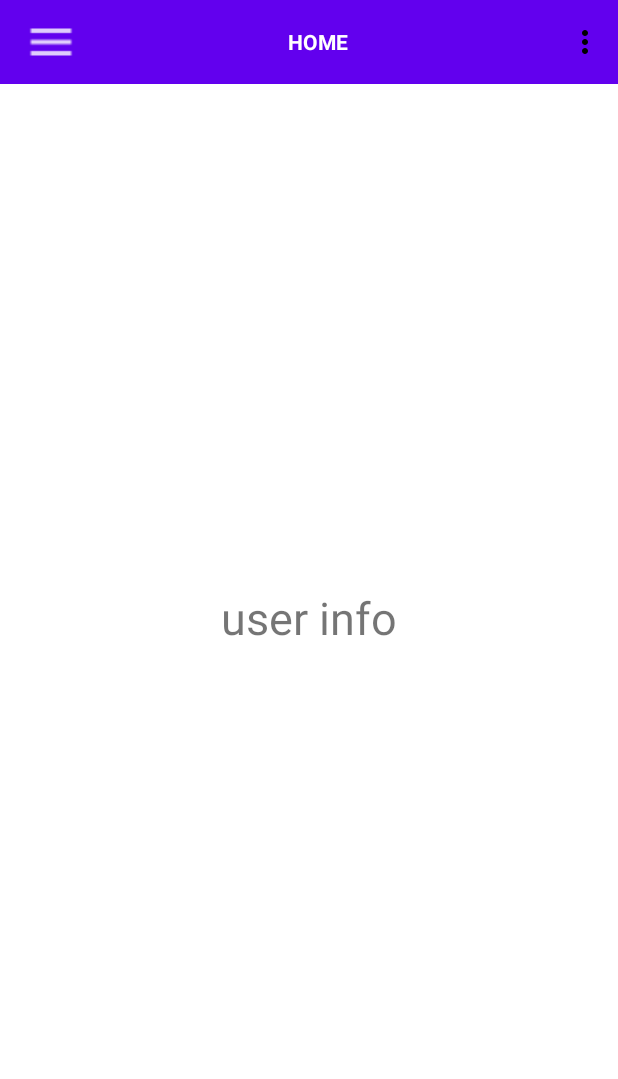
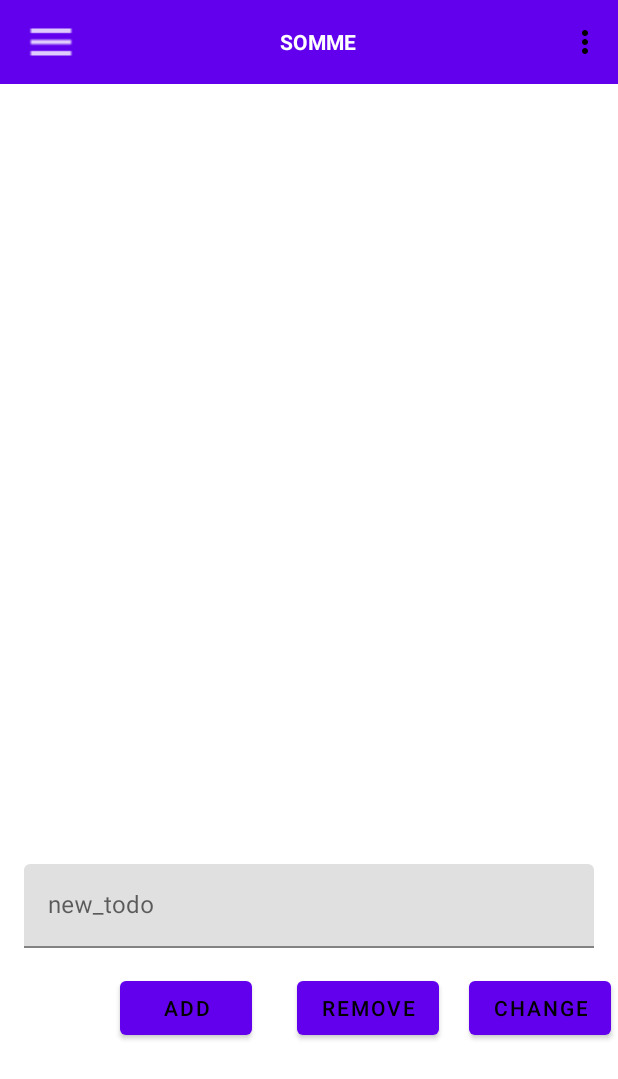
Before and after one commit to khalilkml/math, an Android app: the MainActivity screen opened directly, with no data from a screen before it, in the options menu, after a tap on "more apps", on a phone screen of 412 x 824 dp. Shown: the top 1079 px of the screen. Run offline under Robolectric (Android 15) with nearby library versions, the phone set to English and light mode, and no system bars; our stand-ins replace navigation-ui.

Commit message:
change idea of math app into to do list including note and some other things,a sqlite db has added with a task manager and helper and a task contract with 2 buttons of add task and remove still didn't add the change method in the task manager class

```diff
--- a/app/src/main/AndroidManifest.xml
+++ b/app/src/main/AndroidManifest.xml
@@ -11,7 +11,7 @@
         android:dataExtractionRules="@xml/data_extraction_rules"
         android:fullBackupContent="@xml/backup_rules"
         android:icon="@mipmap/ic_launcher"
-        android:label="Genie"
+        android:label="@string/genie"
         android:roundIcon="@mipmap/ic_launcher_round"
         android:supportsRtl="true"
         android:theme="@style/Theme.Math"
--- /dev/null
+++ b/app/src/main/java/com/example/math/Home.java
@@ -0,0 +1,53 @@
+package com.example.math;
+
+import android.os.Bundle;
+import android.view.LayoutInflater;
+import android.view.View;
+import android.view.ViewGroup;
+import android.widget.Button;
+import android.widget.ImageView;
+
+import androidx.annotation.NonNull;
+import androidx.fragment.app.Fragment;
+
+
+
+public class Home extends Fragment {
+
+    ImageView my_organizer;
+    Button but2;
+
+    public Home() {
+    }
+
+    public static Home newInstance() {
+        Home fragment = new Home();
+        return fragment;
+    }
+
+    @Override
+    public void onCreate(Bundle savedInstanceState) {
+        super.onCreate(savedInstanceState);
+    }
+
+    @Override
+    public View onCreateView(LayoutInflater inflater, ViewGroup container,
+                             Bundle savedInstanceState) {
+        return inflater.inflate(R.layout.fragment_home, container, false);
+    }
+
+    @Override
+    public void onViewCreated(@NonNull View view, Bundle savedInstanceState) {
+        super.onViewCreated(view, savedInstanceState);
+        my_organizer = view.findViewById(R.id.my_organizer);
+
+        MainActivity mainActivity = (MainActivity) getActivity();
+
+
+        my_organizer.setOnClickListener(view1 -> {
+            // Call the switchFragment function
+            mainActivity.changeToFragment(R.id.somme);
+        });
+
+    }
+}
--- a/app/src/main/java/com/example/math/Login.java
+++ b/app/src/main/java/com/example/math/Login.java
@@ -90,7 +90,7 @@ public class Login extends AppCompatActivity {
             progressBar.setVisibility(View.VISIBLE);
             mAuth.signInWithEmailAndPassword(Semail, Spassword).addOnCompleteListener(task -> {
                 if (task.isSuccessful()) {
-                    if (user.isEmailVerified()) {
+                    //if (user.isEmailVerified()) {
                     progressBar.setVisibility(View.GONE);
                     Toast.makeText(this, "Login successfully!", Toast.LENGTH_SHORT).show();
                     SharedPreferences sharedPreferences = getSharedPreferences(Login.PREFS_NAME, 0);
@@ -99,11 +99,11 @@ public class Login extends AppCompatActivity {
                     editor.apply();
                     startActivity(new Intent(Login.this, MainActivity.class));
                     finish();
-                    } else {
+                /*} else {
                     user.sendEmailVerification();
                     check.setText("Check your email to verify it.");
                     check.setTextColor(getResources().getColor(R.color.green));
-                    }
+                    }*/
                 } else {
                     progressBar.setVisibility(View.GONE);
                     Toast.makeText(Login.this, "" + task.getException(), Toast.LENGTH_LONG).show();
--- a/app/src/main/java/com/example/math/MainActivity.java
+++ b/app/src/main/java/com/example/math/MainActivity.java
@@ -24,6 +24,7 @@ import com.google.android.material.navigation.NavigationView;
 public class MainActivity extends AppCompatActivity {
 
     private Toolbar topAppBar;
+    NavController navController;
 
     public MainActivity() {
     }
@@ -40,23 +41,24 @@ public class MainActivity extends AppCompatActivity {
         final DrawerLayout navigation_icon =findViewById(R.id.drawerLayout);
         findViewById(R.id.navigation_up).setOnClickListener(view -> navigation_icon.openDrawer(GravityCompat.START));
 
-        NavigationView navigation_iconst =findViewById(R.id.navigation_icons);
-        navigation_iconst.setItemIconTintList(null);
+        NavigationView navigation_icons =findViewById(R.id.navigation_icons);
+        navigation_icons.setItemIconTintList(null);
 
-        NavController navController = Navigation.findNavController(this, R.id.navHostFragment);
-        NavigationUI.setupWithNavController(navigation_iconst ,navController);
+        navController = Navigation.findNavController(this, R.id.navHostFragment);
+        NavigationUI.setupWithNavController(navigation_icons ,navController);
 
         final TextView textTitle = findViewById(R.id.layout_title);
 
-        navController.addOnDestinationChangedListener(new NavController.OnDestinationChangedListener() {
-            @Override
-            public void onDestinationChanged(@NonNull NavController Controller, @NonNull NavDestination destination, @Nullable Bundle bundle) {
-                textTitle.setText(destination.getLabel());
-            }
-        });
+        navController.addOnDestinationChangedListener((Controller, destination, bundle) -> textTitle.setText(destination.getLabel()));
+
+
+
 
     }
-
+    public void changeToFragment(int itemId) {
+        navController = Navigation.findNavController(this, R.id.navHostFragment);
+        navController.navigate(itemId);
+    }
 
     @Override
     public boolean onCreateOptionsMenu(Menu menu) {
--- a/app/src/main/java/com/example/math/Somme.java
+++ b/app/src/main/java/com/example/math/Somme.java
@@ -1,20 +1,36 @@
 package com.example.math;
 
+import android.content.DialogInterface;
+import android.content.Intent;
 import android.os.Bundle;
 
+import androidx.annotation.NonNull;
+import androidx.appcompat.app.AlertDialog;
 import androidx.fragment.app.Fragment;
 
+import android.text.TextUtils;
+import android.util.Log;
 import android.view.LayoutInflater;
 import android.view.View;
 import android.view.ViewGroup;
 
+import android.widget.AdapterView;
+import android.widget.ArrayAdapter;
+import android.widget.Button;
+import android.widget.EditText;
+import android.widget.ListView;
+import android.widget.Toast;
+
+import java.util.ArrayList;
+
 public class Somme extends Fragment {
 
-    public Somme() {}
+    public TaskManager taskManager;
 
     @Override
     public void onCreate(Bundle savedInstanceState) {
         super.onCreate(savedInstanceState);
+        taskManager = new TaskManager(requireContext());
     }
 
     @Override
@@ -22,4 +38,119 @@ public class Somme extends Fragment {
                              Bundle savedInstanceState) {
         return inflater.inflate(R.layout.fragment_somme, container, false);
     }
+
+    @Override
+    public void onViewCreated(@NonNull View view, Bundle savedInstanceState) {
+        super.onViewCreated(view, savedInstanceState);
+
+        // Initialize views and data structures
+        EditText taskInput = view.findViewById(R.id.add_task);
+        Button addButton = view.findViewById(R.id.addButton);
+        Button remove = view.findViewById(R.id.remove);
+        Button change = view.findViewById(R.id.change);
+        ListView taskList = view.findViewById(R.id.todoList);
+        ArrayAdapter adapter = new ArrayAdapter<>(requireContext(), android.R.layout.simple_list_item_1, new ArrayList<>(taskManager.getTasks()));
+        taskList.setAdapter(adapter);
+
+        // Set up click listener for "Add" button
+        addButton.setOnClickListener(new View.OnClickListener() {
+            @Override
+            public void onClick(View v) {
+                String task = taskInput.getText().toString().trim();
+                if (!task.isEmpty()) {
+
+                    taskManager.addTask(task);
+                    adapter.clear();
+                    adapter.addAll(taskManager.getTasks());
+                    taskInput.setText("");
+                    Log.d("Somme Fragment", "Added task: " + task);
+                }
+            }
+        });
+        taskList.setChoiceMode(ListView.CHOICE_MODE_SINGLE);
+
+        // Add a listener to the Remove button
+        remove.setOnClickListener(new View.OnClickListener() {
+            @Override
+            public void onClick(View v) {
+                int position = taskList.getCheckedItemPosition();
+                if (position != ListView.INVALID_POSITION) {
+                    String task = (String) taskList.getItemAtPosition(position);
+                    taskManager.removeTask(task);
+                    Log.d("TaskManager", "Selected task: " + task);
+                    adapter.remove(task);
+                    taskList.clearChoices();
+                }else{
+                    System.out.println("not");
+                }
+            }
+        });
+
+        change.setOnClickListener(new View.OnClickListener() {
+            @Override
+            public void onClick(View v) {
+                int position = taskList.getCheckedItemPosition();
+                if (position != ListView.INVALID_POSITION) {
+                    String task = (String) taskList.getItemAtPosition(position);
+
+                    // Create a dialog to get the new task name
+                    AlertDialog.Builder builder = new AlertDialog.Builder(getActivity());
+                    builder.setTitle("Change Task");
+
+                    // Add a text input to the dialog
+                    final EditText input = new EditText(getActivity());
+                    input.setText(task);
+                    builder.setView(input);
+
+                    // Set the positive button action to change the task
+                    builder.setPositiveButton("Change", new DialogInterface.OnClickListener() {
+                        @Override
+                        public void onClick(DialogInterface dialog, int which) {
+                            String newTask = input.getText().toString();
+                            taskManager.changeTask(task, newTask);
+                            adapter.remove(task);
+                            adapter.insert(newTask, position);
+                            taskList.setItemChecked(position, false);
+                            taskList.setItemChecked(adapter.getPosition(newTask), true);
+                        }
+                    });
+
+                    // Set the negative button action to cancel the dialog
+                    builder.setNegativeButton("Cancel", new DialogInterface.OnClickListener() {
+                        @Override
+                        public void onClick(DialogInterface dialog, int which) {
+                            dialog.cancel();
+                        }
+                    });
+
+                    // Show the dialog
+                    builder.show();
+                } else {
+                    // No item is selected in the list
+                    Toast.makeText(MainActivity.this, "Please select a task to change", Toast.LENGTH_SHORT).show();
+                }
+            }
+        });
+
+        // Add a listener to the ListView
+        taskList.setOnItemClickListener(new AdapterView.OnItemClickListener() {
+            @Override
+            public void onItemClick(AdapterView<?> parent, View view, int position, long id) {
+                taskList.setItemChecked(position, true);
+            }
+        });
+
+
+        // Set up long click listener for list items to delete tasks
+        /*taskList.setOnItemLongClickListener(new AdapterView.OnItemLongClickListener() {
+            @Override
+            public boolean onItemLongClick(AdapterView<?> parent, View view, int position, long id) {
+                String task = (String) parent.getItemAtPosition(position);
+                taskManager.removeTask(task);
+                adapter.clear();
+                adapter.addAll(taskManager.getTasks());
+                return true;
+            }
+        });*/
+    }
 }
--- /dev/null
+++ b/app/src/main/java/com/example/math/TaskDbHelper.java
@@ -0,0 +1,31 @@
+package com.example.math;
+
+import android.content.Context;
+import android.database.sqlite.SQLiteDatabase;
+import android.database.sqlite.SQLiteOpenHelper;
+
+public class TaskDbHelper extends SQLiteOpenHelper {
+    private static final int DATABASE_VERSION = 1;
+    private static final String DATABASE_NAME = "tasks.db";
+
+    private static final String SQL_CREATE_ENTRIES =
+            "CREATE TABLE " + TaskContract.TaskEntry.TABLE_NAME + " (" +
+                    TaskContract.TaskEntry._ID + " INTEGER PRIMARY KEY," +
+                    TaskContract.TaskEntry.COLUMN_NAME_TASK + " TEXT)";
+
+    private static final String SQL_DELETE_ENTRIES =
+            "DROP TABLE IF EXISTS " + TaskContract.TaskEntry.TABLE_NAME;
+
+    public TaskDbHelper(Context context) {
+        super(context, DATABASE_NAME, null, DATABASE_VERSION);
+    }
+
+    public void onCreate(SQLiteDatabase db) {
+        db.execSQL(SQL_CREATE_ENTRIES);
+    }
+
+    public void onUpgrade(SQLiteDatabase db, int oldVersion, int newVersion) {
+        db.execSQL(SQL_DELETE_ENTRIES);
+        onCreate(db);
+    }
+}
--- /dev/null
+++ b/app/src/main/java/com/example/math/TaskManager.java
@@ -0,0 +1,62 @@
+package com.example.math;
+
+import android.content.Context;
+import android.content.SharedPreferences;
+
+import java.util.HashSet;
+import java.util.LinkedHashSet;
+import java.util.Set;
+
+import android.content.ContentValues;
+import android.content.Context;
+import android.database.Cursor;
+import android.database.sqlite.SQLiteDatabase;
+import android.util.Log;
+
+import java.util.HashSet;
+import java.util.Set;
+
+public class TaskManager {
+
+    private TaskDbHelper dbHelper;
+
+    public TaskManager(Context context) {
+        dbHelper = new TaskDbHelper(context);
+    }
+
+    public void addTask(String task) {
+        SQLiteDatabase db = dbHelper.getWritableDatabase();
+        ContentValues values = new ContentValues();
+        values.put(TaskContract.TaskEntry.COLUMN_NAME_TASK, task);
+        db.insert(TaskContract.TaskEntry.TABLE_NAME, null, values);
+        Log.d("TaskManager", "Added task: " + task);
+    }
+
+    public void removeTask(String task) {
+        SQLiteDatabase db = dbHelper.getWritableDatabase();
+        db.delete(TaskContract.TaskEntry.TABLE_NAME, TaskContract.TaskEntry.COLUMN_NAME_TASK + " = ?", new String[]{task});
+    }
+
+    public Set<String> getTasks() {
+        SQLiteDatabase db = dbHelper.getReadableDatabase();
+        String[] projection = {TaskContract.TaskEntry.COLUMN_NAME_TASK};
+        Cursor cursor = db.query(
+                TaskContract.TaskEntry.TABLE_NAME,
+                projection,
+                null,
+                null,
+                null,
+                null,
+                TaskContract.TaskEntry.COLUMN_NAME_TASK + " ASC" // Order tasks by ascending order of their names
+        );
+        Set<String> tasks = new LinkedHashSet<>(); // Use LinkedHashSet to maintain the order of insertion
+        while (cursor.moveToNext()) {
+            String task = cursor.getString(cursor.getColumnIndexOrThrow(TaskContract.TaskEntry.COLUMN_NAME_TASK));
+            tasks.add(task);
+        }
+        cursor.close();
+        return tasks;
+    }
+
+
+}
--- a/app/src/main/java/com/example/math/user_info.java
+++ /dev/null
@@ -1,64 +0,0 @@
-package com.example.math;
-
-import android.os.Bundle;
-
-import androidx.fragment.app.Fragment;
-
-import android.view.LayoutInflater;
-import android.view.View;
-import android.view.ViewGroup;
-
-/**
- * A simple {@link Fragment} subclass.
- * Use the {@link user_info#newInstance} factory method to
- * create an instance of this fragment.
- */
-public class user_info extends Fragment {
-
-    // TODO: Rename parameter arguments, choose names that match
-    // the fragment initialization parameters, e.g. ARG_ITEM_NUMBER
-    private static final String ARG_PARAM1 = "param1";
-    private static final String ARG_PARAM2 = "param2";
-
-    // TODO: Rename and change types of parameters
-    private String mParam1;
-    private String mParam2;
-
-    public user_info() {
-        // Required empty public constructor
-    }
-
-    /**
-     * Use this factory method to create a new instance of
-     * this fragment using the provided parameters.
-     *
-     * @param param1 Parameter 1.
-     * @param param2 Parameter 2.
-     * @return A new instance of fragment user_info.
-     */
-    // TODO: Rename and change types and number of parameters
-    public static user_info newInstance(String param1, String param2) {
-        user_info fragment = new user_info();
-        Bundle args = new Bundle();
-        args.putString(ARG_PARAM1, param1);
-        args.putString(ARG_PARAM2, param2);
-        fragment.setArguments(args);
-        return fragment;
-    }
-
-    @Override
-    public void onCreate(Bundle savedInstanceState) {
-        super.onCreate(savedInstanceState);
-        if (getArguments() != null) {
-            mParam1 = getArguments().getString(ARG_PARAM1);
-            mParam2 = getArguments().getString(ARG_PARAM2);
-        }
-    }
-
-    @Override
-    public View onCreateView(LayoutInflater inflater, ViewGroup container,
-                             Bundle savedInstanceState) {
-        // Inflate the layout for this fragment
-        return inflater.inflate(R.layout.fragment_user_info, container, false);
-    }
-}
--- a/app/src/main/res/layout/fragment_somme.xml
+++ b/app/src/main/res/layout/fragment_somme.xml
@@ -1,6 +1,74 @@
 <?xml version="1.0" encoding="utf-8"?>
-<FrameLayout xmlns:android="http://schemas.android.com/apk/res/android"
+<LinearLayout
+    xmlns:android="http://schemas.android.com/apk/res/android"
     xmlns:tools="http://schemas.android.com/tools"
+    android:orientation="vertical"
     android:layout_width="match_parent"
-    android:layout_height="match_parent"
-    tools:context=".Somme"/>
+    android:layout_height="match_parent">
+
+    <!-- To-Do List -->
+    <ListView
+        android:id="@+id/todoList"
+        android:layout_width="match_parent"
+        android:listSelector="@color/purple_200"
+        android:layout_height="560dp"
+        android:clickable="true"
+        android:orientation="vertical"
+        android:paddingTop="55dp"
+        android:focusable="true" />
+
+    <!-- Add New To-Do -->
+    <com.google.android.material.textfield.TextInputLayout
+        android:id="@+id/inputLayout"
+        android:layout_width="match_parent"
+        android:layout_height="wrap_content"
+        android:layout_margin="16dp"
+        android:hint="@string/new_todo">
+
+        <com.google.android.material.textfield.TextInputEditText
+            android:id="@+id/add_task"
+            android:layout_width="match_parent"
+            android:layout_height="wrap_content"
+            android:textColorHint="#616161" />
+
+    </com.google.android.material.textfield.TextInputLayout>
+
+    <!-- Add Button -->
+
+    <LinearLayout
+        android:layout_width="match_parent"
+        android:layout_height="match_parent"
+        android:orientation="horizontal">
+        <!-- Add Button -->
+
+        <Button
+            android:id="@+id/addButton"
+            android:layout_width="wrap_content"
+            android:layout_height="wrap_content"
+            android:layout_gravity="end"
+            android:layout_marginLeft="80dp"
+            android:text="@string/add" />
+
+        <Button
+            android:id="@+id/remove"
+            android:layout_width="wrap_content"
+            android:layout_height="wrap_content"
+            android:layout_gravity="end"
+            android:layout_marginLeft="30dp"
+            android:text="@string/remove" />
+        <Button
+            android:id="@+id/change"
+            android:layout_width="wrap_content"
+            android:layout_height="wrap_content"
+            android:layout_gravity="end"
+            android:layout_marginLeft="20dp"
+            android:text="@string/change" />
+    </LinearLayout>
+
+    <TextView
+        android:id="@+id/star"
+        android:layout_width="wrap_content"
+        android:layout_height="wrap_content"
+        android:text="@string/starte" />
+
+</LinearLayout>
--- a/app/src/main/res/layout/fragment_user_info.xml
+++ /dev/null
@@ -1,15 +0,0 @@
-<?xml version="1.0" encoding="utf-8"?>
-<FrameLayout xmlns:android="http://schemas.android.com/apk/res/android"
-    xmlns:tools="http://schemas.android.com/tools"
-    android:layout_width="match_parent"
-    android:layout_height="match_parent"
-    tools:context=".user_info">
-
-    <TextView
-        android:layout_width="wrap_content"
-        android:layout_height="wrap_content"
-        android:text="@string/user_info"
-        android:layout_gravity="center"
-        android:textSize="30sp"/>
-
-</FrameLayout>
--- a/app/src/main/res/navigation/main.xml
+++ b/app/src/main/res/navigation/main.xml
@@ -7,9 +7,9 @@
 
     <fragment
         android:id="@+id/home"
-        android:name="com.example.math.user_info"
+        android:name="com.example.math.Home"
         android:label="@string/USER_INFORMATIONS"
-        tools:layout="@layout/fragment_user_info" />
+        tools:layout="@layout/fragment_home" />
     <fragment
         android:id="@+id/division"
         android:name="com.example.math.Devision"
--- a/app/src/main/res/values/strings.xml
+++ b/app/src/main/res/values/strings.xml
@@ -56,4 +56,9 @@
     <string name="facebook_client_token">56789</string>
     <string name="light_mode">Light Mode</string>
     <string name="dark_mode">Dark_mode</string>
+    <string name="new_todo">new_todo</string>
+    <string name="add">add</string>
+    <string name="starte">★</string>
+    <string name="remove">remove</string>
+    <string name="change">change</string>
 </resources>
```
Also changed, not shown: app/src/main/java/com/example/math/TaskContract.java (added, +13 -0 lines), app/src/main/res/layout/activity_splash_screen.xml (+5 -5 lines), app/src/main/res/layout/fragment_home.xml (added, +63 -0 lines), app/src/main/res/layout/ic_somme_backround.xml (added, +9 -0 lines), app/src/main/res/mipmap-xxhdpi/ic_brain_organizer.png (added), app/src/main/res/mipmap-xxhdpi/ic_still_thinking.png (added). Lines whose indentation alone changed are shown as unchanged.
